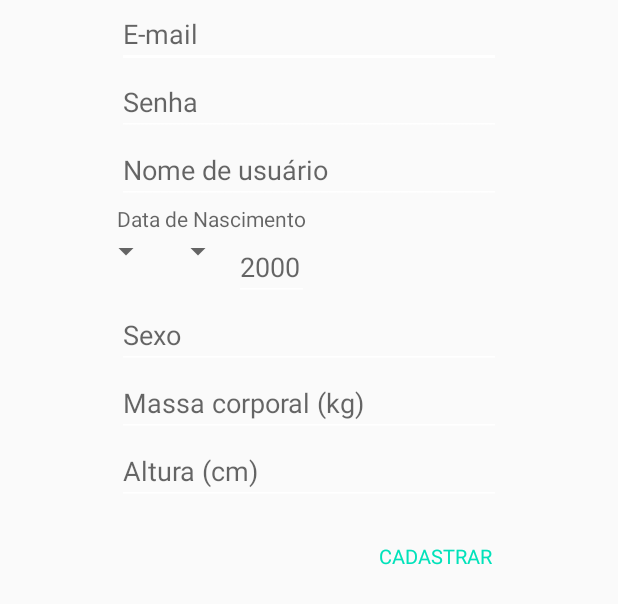
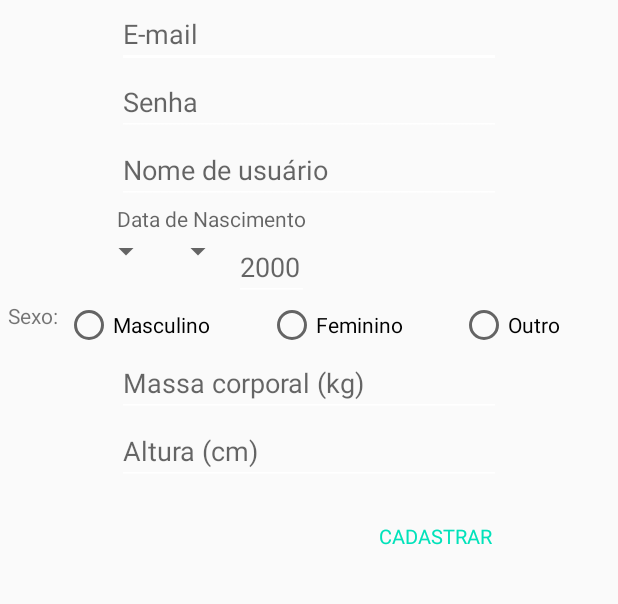
Before and after one commit to mpcayres/AppJaquinha, an Android app: the layout fragment_register.xml on its own in the app's theme, with its tools: preview values and no code run, on a phone screen of 412 x 824 dp. Shown: the top 604 px of the screen. Run offline under Robolectric (Android 15) with nearby library versions, the phone set to English and light mode, and no system bars.

Commit message:
RadioButtons ok

```diff
--- a/app/src/main/AndroidManifest.xml
+++ b/app/src/main/AndroidManifest.xml
@@ -5,7 +5,7 @@
     <uses-permission android:name="android.permission.CAMERA" />
     <application
         android:allowBackup="true"
-        android:icon="@mipmap/ic_launcher"
+        android:icon="@drawable/jaquinha_icon"
         android:label="@string/app_name"
         android:supportsRtl="true"
         android:theme="@style/AppTheme"
--- a/app/src/main/res/layout/fragment_register.xml
+++ b/app/src/main/res/layout/fragment_register.xml
@@ -105,6 +105,7 @@
             app:layout_constraintLeft_toRightOf="@id/mesSpinner"/>
         <!--android:focusable="false"-->
 
+        <!--
         <EditText
             android:id="@+id/sexo"
             android:layout_width="wrap_content"
@@ -118,8 +119,42 @@
             android:imeOptions="actionNext"
             app:layout_constraintTop_toBottomOf="@+id/anoText"
             app:layout_constraintLeft_toLeftOf="parent"
-            app:layout_constraintRight_toRightOf="parent" />
+            app:layout_constraintRight_toRightOf="parent" />-->
+        <TextView
+            android:id="@+id/sexoText"
+            android:layout_width="wrap_content"
+            android:layout_height="wrap_content"
+            android:text="Sexo:"
+            app:layout_constraintTop_toBottomOf="@+id/anoText"
+            app:layout_constraintLeft_toLeftOf="parent"
+            app:layout_constraintRight_toLeftOf="@id/sexoMasculino"/>
 
+        <RadioButton
+            android:id="@+id/sexoMasculino"
+            android:layout_width="wrap_content"
+            android:layout_height="wrap_content"
+            android:text="Masculino"
+            app:layout_constraintTop_toBottomOf="@+id/anoText"
+            app:layout_constraintLeft_toLeftOf="@id/sexoText"
+            app:layout_constraintRight_toLeftOf="@id/sexoFeminino"/>
+        <RadioButton
+            android:id="@+id/sexoFeminino"
+            android:layout_width="wrap_content"
+            android:layout_height="wrap_content"
+            android:text="Feminino"
+            app:layout_constraintTop_toBottomOf="@+id/anoText"
+            app:layout_constraintRight_toLeftOf="@id/sexoOutro"
+            app:layout_constraintLeft_toRightOf="@id/sexoMasculino"
+            />
+        <RadioButton
+            android:id="@+id/sexoOutro"
+            android:layout_width="wrap_content"
+            android:layout_height="wrap_content"
+            android:text="Outro"
+            app:layout_constraintTop_toBottomOf="@+id/anoText"
+            app:layout_constraintRight_toRightOf="parent"
+            app:layout_constraintLeft_toRightOf="@id/sexoFeminino"
+            />
         <EditText
             android:id="@+id/peso"
             android:layout_width="wrap_content"
@@ -131,7 +166,7 @@
             android:hint="@string/peso"
             android:maxLines="1"
             android:imeOptions="actionNext"
-            app:layout_constraintTop_toBottomOf="@+id/sexo"
+            app:layout_constraintTop_toBottomOf="@+id/sexoOutro"
             app:layout_constraintLeft_toLeftOf="parent"
             app:layout_constraintRight_toRightOf="parent" />
 
```
Also changed, not shown: app/src/main/java/ihc/appjaquinha/auth/RegisterFragment.java (+45 -4 lines), app/src/main/res/drawable/jaquinha_icon.jpg (added).
